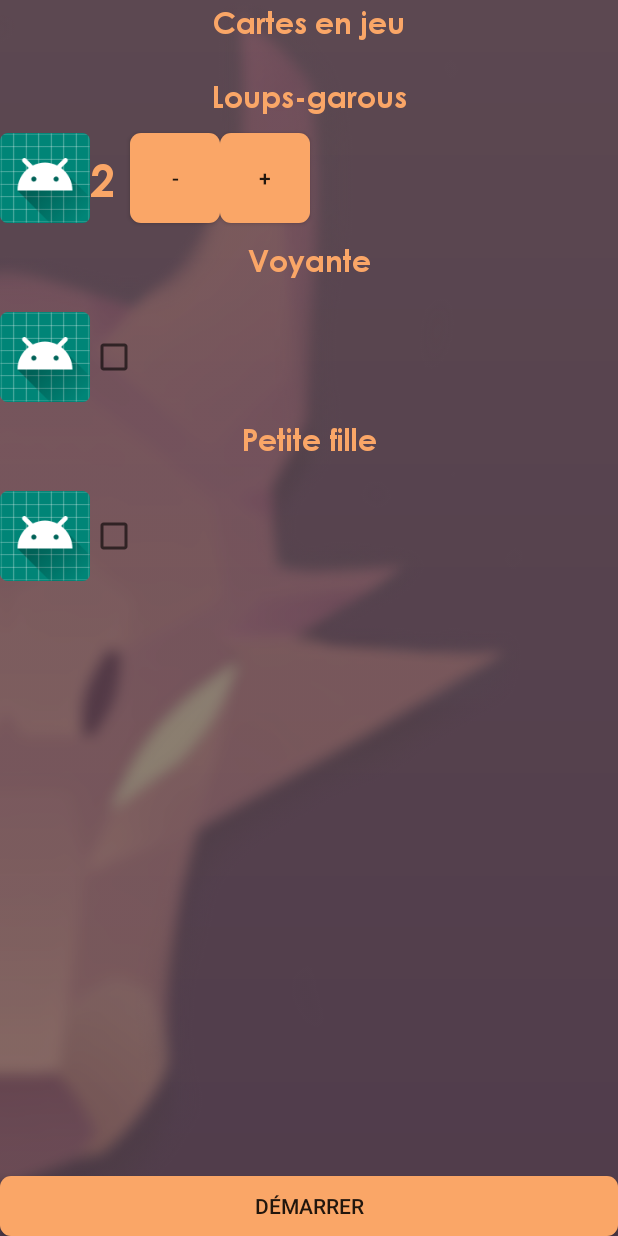
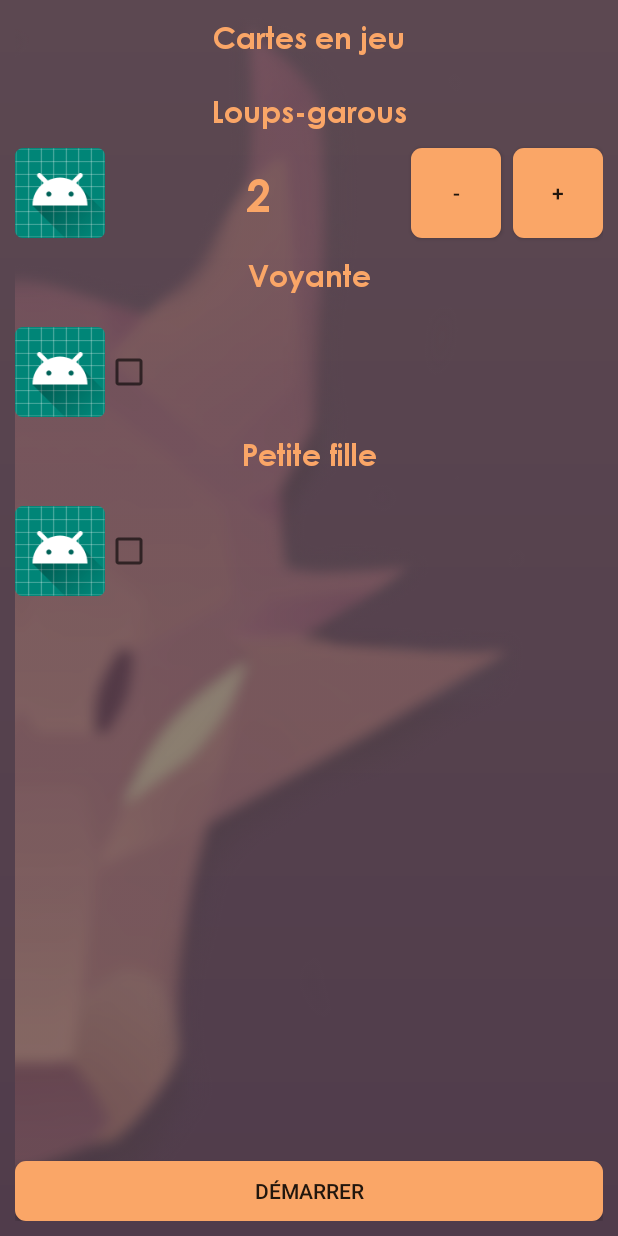
Before and after one commit to Gothor/werewolf-helper, an Android app: the layout activity_cards.xml on its own in the app's theme, with its tools: preview values and no code run, on a phone screen of 412 x 824 dp. Run offline under Robolectric (Android 15) with nearby library versions, the light colour scheme and no system bars.

Commit message:
adjust layout
Here's what I really did :
- add padding to constraint layouts
- adjust some constraints
- let Android Studio reformat code (Ctrl + Alt + L)

```diff
--- a/app/src/main/res/layout/activity_cards.xml
+++ b/app/src/main/res/layout/activity_cards.xml
@@ -3,12 +3,13 @@
     xmlns:app="http://schemas.android.com/apk/res-auto"
     android:layout_width="match_parent"
     android:layout_height="match_parent"
-    android:background="@drawable/background">
+    android:background="@drawable/background"
+    android:padding="10dp">
 
     <ImageView
-        android:contentDescription="Fond d'écran"
         android:layout_width="wrap_content"
         android:layout_height="wrap_content"
+        android:contentDescription="Fond d'écran"
         android:foregroundGravity="left"
         android:scaleType="fitStart"
         android:src="@drawable/background_picture" />
@@ -50,21 +51,23 @@
         android:layout_width="wrap_content"
         android:layout_height="wrap_content"
         android:text="2"
-        app:layout_constraintBottom_toBottomOf="@id/werewolves_picture"
-        app:layout_constraintLeft_toRightOf="@id/werewolves_picture"
-        app:layout_constraintTop_toBottomOf="@id/werewolves" />
+        app:layout_constraintBottom_toBottomOf="@+id/werewolves_picture"
+        app:layout_constraintEnd_toStartOf="@+id/werewolves_minus"
+        app:layout_constraintStart_toEndOf="@+id/werewolves_picture"
+        app:layout_constraintTop_toTopOf="@+id/werewolves_picture" />
 
 
     <Button
         android:id="@+id/werewolves_minus"
         android:layout_width="60dp"
         android:layout_height="60dp"
-        android:layout_marginLeft="10dp"
+        android:layout_marginEnd="8dp"
+        android:layout_marginRight="8dp"
         android:background="@drawable/button"
         android:text="-"
-        app:layout_constraintBottom_toBottomOf="@id/werewolves_picture"
-        app:layout_constraintLeft_toRightOf="@id/werewolves_nb"
-        app:layout_constraintTop_toBottomOf="@id/werewolves" />
+        app:layout_constraintBottom_toBottomOf="@+id/werewolves_picture"
+        app:layout_constraintEnd_toStartOf="@+id/werewolves_plus"
+        app:layout_constraintTop_toTopOf="@+id/werewolves_picture" />
 
     <Button
         android:id="@+id/werewolves_plus"
@@ -74,8 +77,8 @@
         android:src="@mipmap/ic_launcher"
         android:text="+"
         app:layout_constraintBottom_toBottomOf="@id/werewolves_picture"
-        app:layout_constraintLeft_toRightOf="@id/werewolves_minus"
-        app:layout_constraintTop_toBottomOf="@id/werewolves" />
+        app:layout_constraintEnd_toEndOf="parent"
+        app:layout_constraintTop_toTopOf="@+id/werewolves_picture" />
 
     <!-- Clairvoyant -->
 
@@ -102,7 +105,8 @@
         android:layout_width="60dp"
         android:layout_height="60dp"
         app:layout_constraintBottom_toBottomOf="@id/clairvoyant_picture"
-        app:layout_constraintLeft_toRightOf="@id/clairvoyant_picture"/>
+        app:layout_constraintLeft_toRightOf="@id/clairvoyant_picture"
+        app:layout_constraintTop_toTopOf="@+id/clairvoyant_picture" />
 
     <!-- Little girl -->
 
@@ -129,7 +133,8 @@
         android:layout_width="60dp"
         android:layout_height="60dp"
         app:layout_constraintBottom_toBottomOf="@id/little_girl_picture"
-        app:layout_constraintLeft_toRightOf="@id/little_girl_picture"/>
+        app:layout_constraintLeft_toRightOf="@id/little_girl_picture"
+        app:layout_constraintTop_toTopOf="@+id/little_girl_picture" />
 
 
     <Button
--- a/app/src/main/res/layout/activity_main.xml
+++ b/app/src/main/res/layout/activity_main.xml
@@ -31,9 +31,9 @@
         android:id="@+id/bt_cards"
         android:layout_width="wrap_content"
         android:layout_height="wrap_content"
-        android:text="Cartes"
         android:layout_margin="10dp"
         android:background="@drawable/button"
+        android:text="Cartes"
         app:layout_constraintBottom_toTopOf="@id/bt_players"
         app:layout_constraintLeft_toLeftOf="parent"
         app:layout_constraintRight_toRightOf="parent" />
@@ -42,9 +42,9 @@
         android:id="@+id/bt_players"
         android:layout_width="wrap_content"
         android:layout_height="wrap_content"
-        android:text="Joueurs"
         android:layout_margin="10dp"
         android:background="@drawable/button"
+        android:text="Joueurs"
         app:layout_constraintBottom_toTopOf="@id/bt_play"
         app:layout_constraintLeft_toLeftOf="parent"
         app:layout_constraintRight_toRightOf="parent" />
@@ -53,9 +53,9 @@
         android:id="@+id/bt_play"
         android:layout_width="wrap_content"
         android:layout_height="wrap_content"
-        android:text="Partie"
         android:layout_margin="10dp"
         android:background="@drawable/button"
+        android:text="Partie"
         app:layout_constraintBottom_toBottomOf="parent"
         app:layout_constraintLeft_toLeftOf="parent"
         app:layout_constraintRight_toRightOf="parent" />
--- a/app/src/main/res/layout/activity_play.xml
+++ b/app/src/main/res/layout/activity_play.xml
@@ -3,7 +3,8 @@
     xmlns:app="http://schemas.android.com/apk/res-auto"
     android:layout_width="match_parent"
     android:layout_height="match_parent"
-    android:background="@drawable/background">
+    android:background="@drawable/background"
+    android:padding="10dp">
 
     <ImageView
         android:layout_width="match_parent"
@@ -21,18 +22,17 @@
         android:layout_width="match_parent"
         android:layout_height="match_parent"
         android:layout_marginTop="120dp"
-        android:layout_marginBottom="80dp">
-    </ListView>
+        android:layout_marginBottom="80dp"></ListView>
 
 
     <Button
         android:id="@+id/importButton"
         android:layout_width="wrap_content"
         android:layout_height="wrap_content"
+        android:layout_gravity="right"
         android:layout_marginBottom="10dp"
         android:background="@drawable/button"
         android:text="Tour suivant"
-        android:layout_gravity="right"
         app:layout_constraintBottom_toBottomOf="parent" />
 
 </android.support.constraint.ConstraintLayout>
--- a/app/src/main/res/layout/activity_players.xml
+++ b/app/src/main/res/layout/activity_players.xml
@@ -3,7 +3,8 @@
     xmlns:app="http://schemas.android.com/apk/res-auto"
     android:layout_width="match_parent"
     android:layout_height="match_parent"
-    android:background="@drawable/background">
+    android:background="@drawable/background"
+    android:padding="10dp">
 
     <ImageView
         android:layout_width="match_parent"
```
Lines whose indentation alone changed are shown as unchanged.
